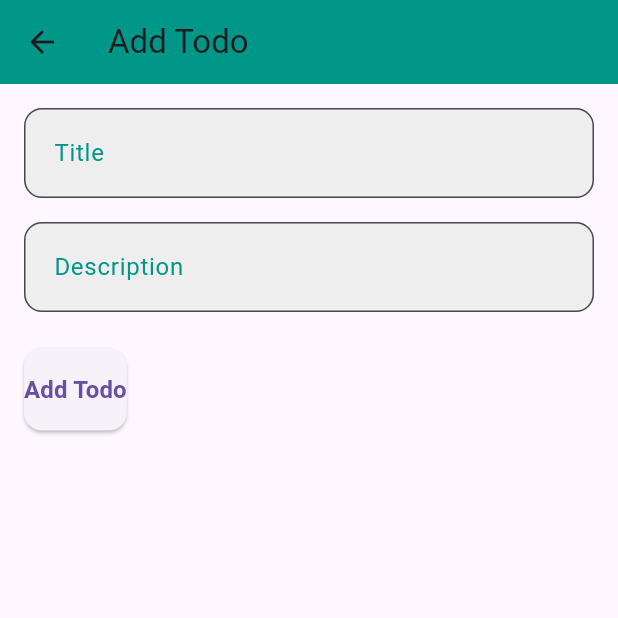
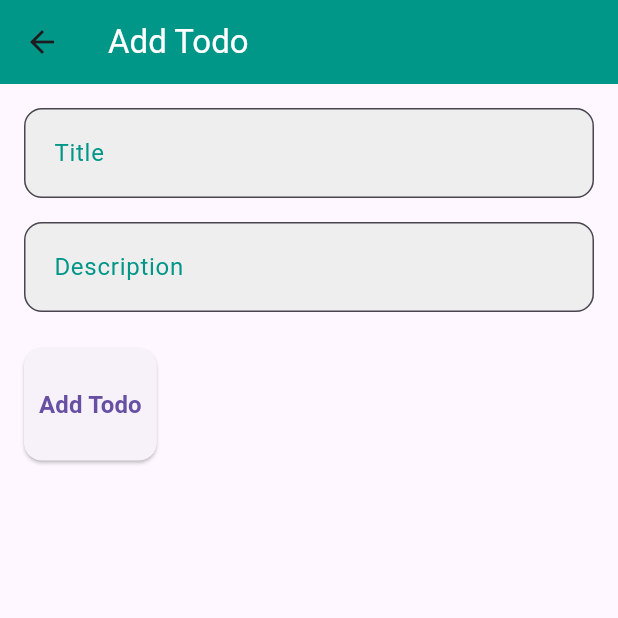
Before and after one commit to BBI-RajatGore/Flutter_assign, a Flutter app: the screen it shows after launch, after a tap on the "add" icon, on a phone screen of 412 x 824 dp, the top half of it. Run offline on Flutter 3.47's test engine with Material 3 defaults, Android fonts, the light colour scheme and no system bars; our stand-ins replace equatable, flutter_bloc, flutter_slidable, fpdart, get_it, hive and 1 more; accounts and stored records are empty.

Commit message:
bloc state handle done

```diff
--- a/lib/features/todo/domain/entities/todo.dart
+++ b/lib/features/todo/domain/entities/todo.dart
@@ -5,6 +5,7 @@ part 'todo.g.dart';
 
 @HiveType(typeId: 0)
 class Todo extends Equatable {
+
   @HiveField(0)
   final int id;
 
@@ -35,4 +36,5 @@ class Todo extends Equatable {
 
   @override
   List<Object?> get props => [id, title, description];
+
 }
--- a/lib/features/todo/presentation/bloc/todo_bloc.dart
+++ b/lib/features/todo/presentation/bloc/todo_bloc.dart
@@ -25,26 +25,18 @@ class TodoBloc extends Bloc<TodoEvent, TodoState> {
         _getAllTodo = getAllTodo,
         _deleteTodoById = deleteTodoById,
         _updateTodo = updateTodo,
-        super(TodoInitial()) {
+      super(TodoLoading()) {
 
+        on<TodoAdd>(_onTodoAdd);
+        on<FetchAllTodos>(_onFetchAllTodos);
+        on<DeleteTodoById>(_onDeleteTodo);
+        on<UpdateTodoById>(_onUpdateTodoById);
 
-
-      on<TodoAdd>(_onTodoAdd);
-      on<FetchAllTodos>(_onFetchAllTodos);
-      on<DeleteTodoById>(_onDeleteTodo);
-      on<UpdateTodoById>(_onUpdateTodoById);
-
-  }
-
-  // void addScreen(Todo todo) {
-  //   add(TodoAdd(todo: todo));
-  // }
+      }
 
   void _onTodoAdd(TodoAdd event, Emitter<TodoState> emit) async {
 
     emit(TodoLoading());
-
-    print("call in addtodo");
 
     final res = await _addTodo.call(event.todo);
 
@@ -62,8 +54,9 @@ class TodoBloc extends Bloc<TodoEvent, TodoState> {
 
   void _onFetchAllTodos(FetchAllTodos event, Emitter<TodoState> emit) async {
 
-    print("featching doto....");
     emit(TodoLoading());
+
+    await Future.delayed(const Duration(seconds: 1),);
 
     final res = await _getAllTodo.call();
 
@@ -80,8 +73,6 @@ class TodoBloc extends Bloc<TodoEvent, TodoState> {
   }
 
 void _onDeleteTodo(DeleteTodoById event, Emitter<TodoState> emit) async {
-
-  print("deleteing todo called ${event.id}");
 
   emit(TodoLoading());
 
@@ -100,6 +91,7 @@ void _onDeleteTodo(DeleteTodoById event, Emitter<TodoState> emit) async {
 }
 
 void _onUpdateTodoById(UpdateTodoById event, Emitter<TodoState> emit) async {
+
   emit(TodoLoading());
 
   final updatedTodo = event.todo;
--- a/lib/features/todo/presentation/pages/add_edit_todo_screen.dart
+++ b/lib/features/todo/presentation/pages/add_edit_todo_screen.dart
@@ -16,13 +16,13 @@ class _AddEditTodoScreenState extends State<AddEditTodoScreen> {
   late TextEditingController titleController;
   late TextEditingController descriptionController;
   final _formKey = GlobalKey<FormState>();
-  bool _isLoading = false;
 
   @override
   void initState() {
     super.initState();
     titleController = TextEditingController(text: widget.todo?.title ?? '');
-    descriptionController = TextEditingController(text: widget.todo?.description ?? '');
+    descriptionController =
+        TextEditingController(text: widget.todo?.description ?? '');
   }
 
   @override
@@ -36,10 +36,6 @@ class _AddEditTodoScreenState extends State<AddEditTodoScreen> {
     if (!_formKey.currentState!.validate()) {
       return;
     }
-
-    setState(() {
-      _isLoading = true;
-    });
 
     final title = titleController.text;
     final description = descriptionController.text;
@@ -56,11 +52,6 @@ class _AddEditTodoScreenState extends State<AddEditTodoScreen> {
       locator<TodoBloc>().add(UpdateTodoById(todo: newTodo));
     }
 
-    await Future.delayed(const Duration(seconds: 1));
-    setState(() {
-      _isLoading = false;
-    });
-
     Navigator.of(context).pop();
   }
 
@@ -68,7 +59,10 @@ class _AddEditTodoScreenState extends State<AddEditTodoScreen> {
   Widget build(BuildContext context) {
     return Scaffold(
       appBar: AppBar(
-        title: Text(widget.todo == null ? 'Add Todo' : 'Edit Todo'),
+        title: Text(
+          widget.todo == null ? 'Add Todo' : 'Edit Todo',
+          style: const TextStyle(color: Colors.white),
+        ),
         backgroundColor: Colors.teal,
       ),
       body: Padding(
@@ -83,11 +77,11 @@ class _AddEditTodoScreenState extends State<AddEditTodoScreen> {
                   controller: titleController,
                   decoration: InputDecoration(
                     labelText: 'Title',
-                    labelStyle: const TextStyle(color: Colors.teal), // Label text color
+                    labelStyle: const TextStyle(color: Colors.teal),
                     hintText: 'Enter todo title',
                     hintStyle: TextStyle(color: Colors.grey[500]),
                     filled: true,
-                    fillColor: Colors.grey[200], // Background color of the input
+                    fillColor: Colors.grey[200],
                     border: OutlineInputBorder(
                       borderRadius: BorderRadius.circular(12),
                       borderSide: const BorderSide(
@@ -102,7 +96,8 @@ class _AddEditTodoScreenState extends State<AddEditTodoScreen> {
                         width: 2,
                       ),
                     ),
-                    contentPadding: const EdgeInsets.symmetric(vertical: 18, horizontal: 16),
+                    contentPadding: const EdgeInsets.symmetric(
+                        vertical: 18, horizontal: 16),
                   ),
                   validator: (value) {
                     if (value == null || value.isEmpty) {
@@ -112,8 +107,6 @@ class _AddEditTodoScreenState extends State<AddEditTodoScreen> {
                   },
                 ),
                 const SizedBox(height: 16),
-
-
                 TextFormField(
                   controller: descriptionController,
                   decoration: InputDecoration(
@@ -137,7 +130,8 @@ class _AddEditTodoScreenState extends State<AddEditTodoScreen> {
                         width: 2,
                       ),
                     ),
-                    contentPadding: const EdgeInsets.symmetric(vertical: 18, horizontal: 16),
+                    contentPadding: const EdgeInsets.symmetric(
+                        vertical: 18, horizontal: 16),
                   ),
                   validator: (value) {
                     if (value == null || value.isEmpty) {
@@ -147,22 +141,22 @@ class _AddEditTodoScreenState extends State<AddEditTodoScreen> {
                   },
                 ),
                 const SizedBox(height: 24),
-
-
                 ElevatedButton(
-                  onPressed: _isLoading ? null : _saveTodo,
+                  onPressed: _saveTodo,
                   style: ElevatedButton.styleFrom(
                     padding: const EdgeInsets.symmetric(vertical: 16),
                     shape: RoundedRectangleBorder(
                       borderRadius: BorderRadius.circular(12),
                     ),
                   ),
-                  child: _isLoading
-                      ? const CircularProgressIndicator(color: Colors.white)
-                      : Text(
-                          widget.todo == null ? 'Add Todo' : 'Save Changes',
-                          style: const TextStyle(fontSize: 16, fontWeight: FontWeight.bold),
-                        ),
+                  child: Padding(
+                    padding: const EdgeInsets.all(10),
+                    child: Text(
+                      widget.todo == null ? 'Add Todo' : 'Save Changes',
+                      style: const TextStyle(
+                          fontSize: 16, fontWeight: FontWeight.bold,),
+                    ),
+                  ),
                 ),
               ],
             ),
--- a/lib/features/todo/presentation/pages/home_page.dart
+++ b/lib/features/todo/presentation/pages/home_page.dart
@@ -3,7 +3,6 @@ import 'package:flutter_bloc/flutter_bloc.dart';
 import 'package:flutter_slidable/flutter_slidable.dart';
 import 'package:todo_app_clean_archit/features/todo/presentation/bloc/todo_bloc.dart';
 import 'package:todo_app_clean_archit/features/todo/presentation/pages/add_edit_todo_screen.dart';
-
 
 class HomePage extends StatefulWidget {
   @override
@@ -14,6 +13,7 @@ class _HomePageState extends State<HomePage> {
   @override
   void initState() {
     super.initState();
+    context.read<TodoBloc>().add(FetchAllTodos());
   }
 
   @override
@@ -30,13 +30,23 @@ class _HomePageState extends State<HomePage> {
       ),
       body: BlocBuilder<TodoBloc, TodoState>(
         builder: (context, state) {
+
           if (state is TodoLoading) {
-            print("loadinggg.........");
+            print("TodLoading.......");
             return const Center(
               child: CircularProgressIndicator(),
             );
           } else if (state is TodoFetchSuccess) {
-            print("TodoSuccessState.......");
+            print("TodoFetchSuccess.........");
+
+            if (state.todos.isEmpty) {
+              return const Center(
+                child: Text(
+                  "No Todo Present",
+                  style: TextStyle(color: Colors.teal),
+                ),
+              );
+            }
             return SlidableAutoCloseBehavior(
               child: ListView.builder(
                 itemCount: state.todos.length,
@@ -50,7 +60,8 @@ class _HomePageState extends State<HomePage> {
                         SlidableAction(
                           padding: const EdgeInsets.all(10),
                           onPressed: (context) {
-                            context.read<TodoBloc>()
+                            context
+                                .read<TodoBloc>()
                                 .add(DeleteTodoById(id: todo.id));
                           },
                           icon: Icons.delete,
--- a/lib/main.dart
+++ b/lib/main.dart
@@ -22,18 +22,9 @@ class MyApp extends StatelessWidget {
           getAllTodo: locator(),
           deleteTodoById: locator(),
           updateTodo: locator(),
-        )..add(FetchAllTodos()),
-        child: BlocBuilder<TodoBloc, TodoState>(
-          builder: (context, state) {
-            if (state is TodoLoading) {
-              print("loading.................");
-              return const Center(child: CircularProgressIndicator());
-            } else if (state is TodoFailure) {
-              return Center(child: Text('Error: ${state.message}'));
-            }
-            return HomePage();
-          },
         ),
+
+        child: HomePage(),
       ),
     );
   }
```
Also changed, not shown: lib/features/todo/data/data_sources/todo_local_data_source.dart (+1 -278 lines).
